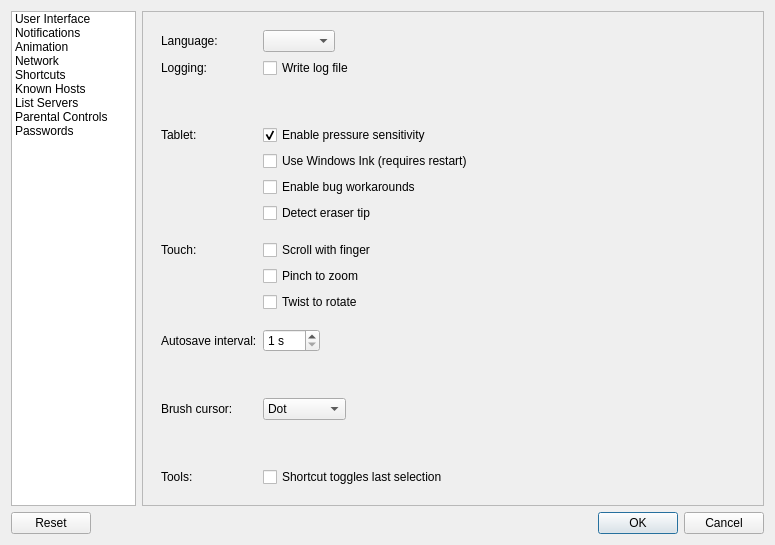
The window that src/desktop/ui/settings.ui (drawpile/Drawpile) describes before a commit, drawn with Qt 5.
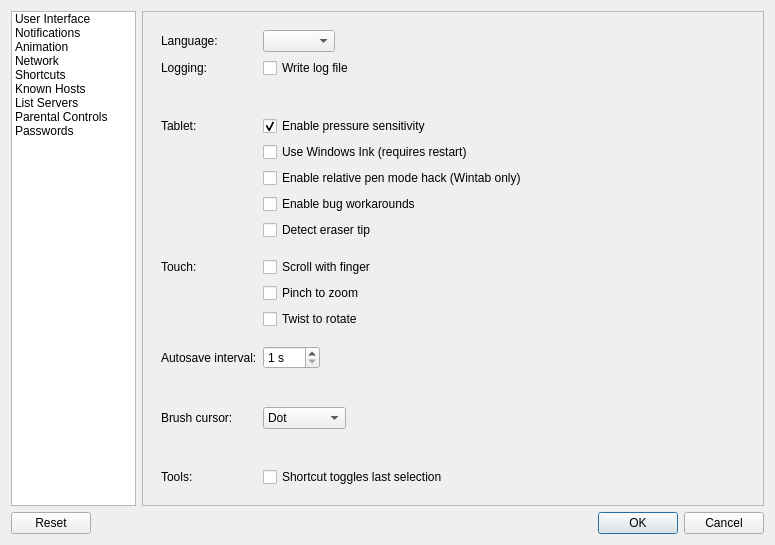
The same window after the commit. Icons and pictures are not drawn.

Commit message:
Add setting to enable wintab relative pen mode
Disable relative pen mode support hack by default, since it can cause problems.
This code is from Qt's wintab event handler but was left out of Krita's version.

Issue #568

The edit to the form file:
```diff
--- a/src/desktop/ui/settings.ui
+++ b/src/desktop/ui/settings.ui
@@ -111,7 +111,7 @@
               </property>
              </widget>
             </item>
-            <item row="7" column="1">
+            <item row="8" column="1">
              <widget class="QCheckBox" name="tabletBugWorkaround">
               <property name="toolTip">
                <string>Checking this may fix jaggy line and offset bugs on some tablets</string>
@@ -121,7 +121,7 @@
               </property>
              </widget>
             </item>
-            <item row="9" column="1">
+            <item row="10" column="1">
              <spacer name="verticalSpacer_5">
               <property name="orientation">
                <enum>Qt::Vertical</enum>
@@ -137,35 +137,35 @@
               </property>
              </spacer>
             </item>
-            <item row="10" column="0">
+            <item row="11" column="0">
              <widget class="QLabel" name="label_12">
               <property name="text">
                <string>Touch:</string>
               </property>
              </widget>
             </item>
-            <item row="10" column="1">
+            <item row="11" column="1">
              <widget class="QCheckBox" name="touchscroll">
               <property name="text">
                <string>Scroll with finger</string>
               </property>
              </widget>
             </item>
-            <item row="11" column="1">
+            <item row="12" column="1">
              <widget class="QCheckBox" name="touchpinch">
               <property name="text">
                <string>Pinch to zoom</string>
               </property>
              </widget>
             </item>
-            <item row="12" column="1">
+            <item row="13" column="1">
              <widget class="QCheckBox" name="touchtwist">
               <property name="text">
                <string>Twist to rotate</string>
               </property>
              </widget>
             </item>
-            <item row="13" column="1">
+            <item row="14" column="1">
              <spacer name="verticalSpacer_3">
               <property name="orientation">
                <enum>Qt::Vertical</enum>
@@ -181,14 +181,14 @@
               </property>
              </spacer>
             </item>
-            <item row="15" column="0">
+            <item row="16" column="0">
              <widget class="QLabel" name="label_11">
               <property name="text">
                <string>Autosave interval:</string>
               </property>
              </widget>
             </item>
-            <item row="15" column="1">
+            <item row="16" column="1">
              <widget class="QSpinBox" name="autosaveInterval">
               <property name="suffix">
                <string> s</string>
@@ -201,20 +201,20 @@
               </property>
              </widget>
             </item>
-            <item row="16" column="1">
-             <spacer name="verticalSpacer_9">
-              <property name="orientation">
-               <enum>Qt::Vertical</enum>
-              </property>
-              <property name="sizeHint" stdset="0">
-               <size>
-                <width>20</width>
-                <height>5</height>
-               </size>
-              </property>
-             </spacer>
-            </item>
             <item row="17" column="1">
+             <spacer name="verticalSpacer_9">
+              <property name="orientation">
+               <enum>Qt::Vertical</enum>
+              </property>
+              <property name="sizeHint" stdset="0">
+               <size>
+                <width>20</width>
+                <height>5</height>
+               </size>
+              </property>
+             </spacer>
+            </item>
+            <item row="18" column="1">
              <widget class="QComboBox" name="brushCursorBox">
               <item>
                <property name="text">
@@ -233,14 +233,14 @@
               </item>
              </widget>
             </item>
-            <item row="17" column="0">
+            <item row="18" column="0">
              <widget class="QLabel" name="label_16">
               <property name="text">
                <string>Brush cursor:</string>
               </property>
              </widget>
             </item>
-            <item row="18" column="1">
+            <item row="19" column="1">
              <spacer name="verticalSpacer">
               <property name="orientation">
                <enum>Qt::Vertical</enum>
@@ -253,14 +253,14 @@
               </property>
              </spacer>
             </item>
-            <item row="19" column="0">
+            <item row="20" column="0">
              <widget class="QLabel" name="label_2">
               <property name="text">
                <string>Tools:</string>
               </property>
              </widget>
             </item>
-            <item row="19" column="1">
+            <item row="20" column="1">
              <widget class="QCheckBox" name="toolToggleShortcut">
               <property name="text">
                <string>Shortcut toggles last selection</string>
@@ -294,7 +294,7 @@
               </property>
              </spacer>
             </item>
-            <item row="8" column="1">
+            <item row="9" column="1">
              <widget class="QCheckBox" name="tabletEraser">
               <property name="text">
                <string>Detect eraser tip</string>
@@ -308,6 +308,13 @@
               </property>
              </widget>
             </item>
+            <item row="7" column="1">
+             <widget class="QCheckBox" name="relativePenModeHack">
+              <property name="text">
+               <string>Enable relative pen mode hack (Wintab only)</string>
+              </property>
+             </widget>
+            </item>
            </layout>
           </widget>
           <widget class="QWidget" name="page_2">
```
The commit also changes 5 other files.
